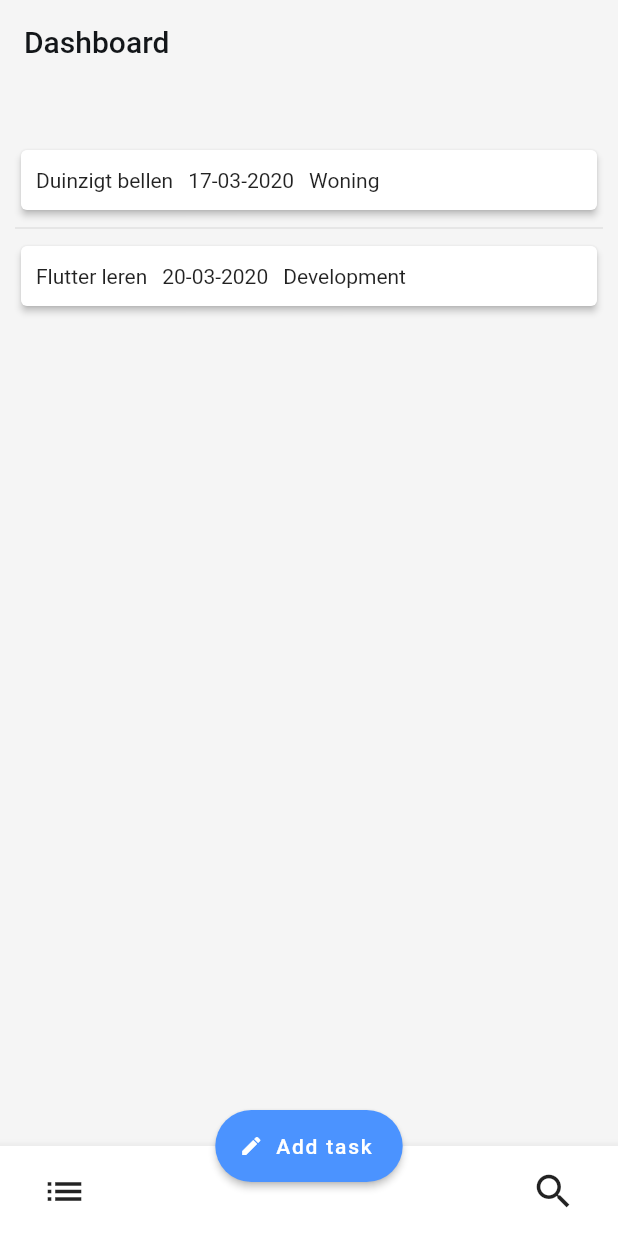
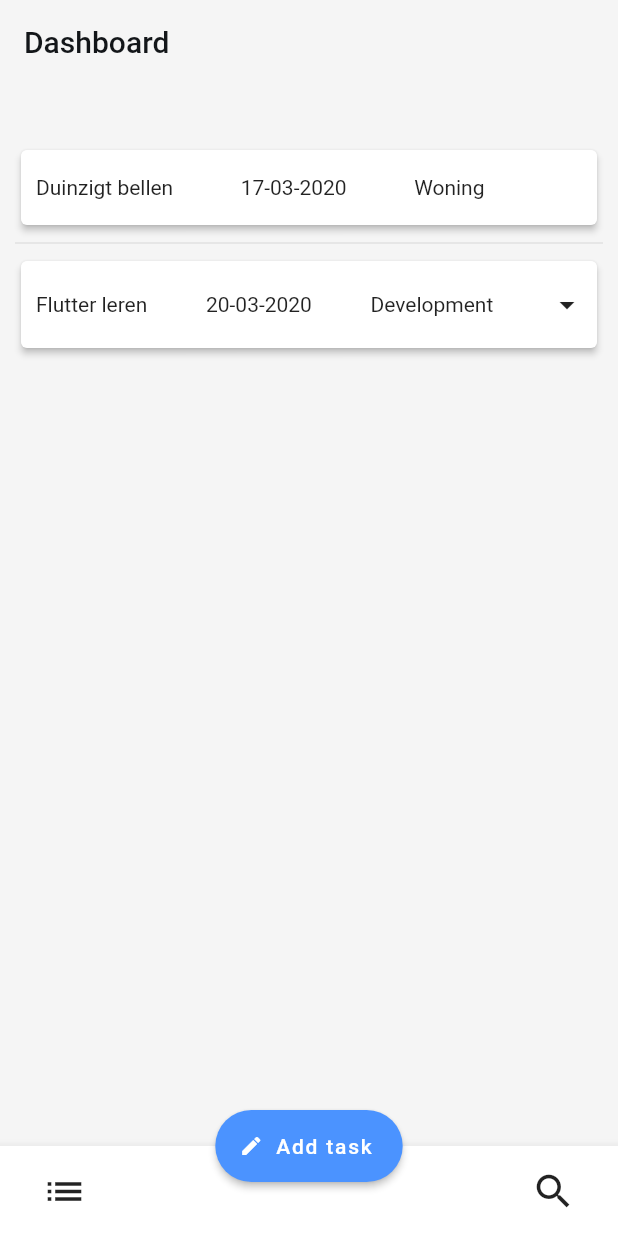
Before and after one commit to timlogemann/todo-flutter, a Flutter app: the screen it shows after launch, on a phone screen of 412 x 824 dp. Run offline on Flutter 3.47's test engine with Material 2 defaults, Android fonts, the phone set to English and light mode, and no system bars; our stand-ins replace bloc, equatable, flutter_bloc.

Commit message:
refactor Task widget

```diff
--- a/lib/widgets/task/task.dart
+++ b/lib/widgets/task/task.dart
@@ -3,7 +3,7 @@ import 'package:flutter/material.dart';
 import 'package:intl/intl.dart';
 import 'package:todone/models/index.dart' as Model;
 
-class Task extends StatelessWidget {
+class Task extends StatefulWidget {
   final GestureTapCallback onPressed;
 
   final Model.Task task;
@@ -11,61 +11,94 @@ class Task extends StatelessWidget {
   Task({@required this.onPressed, this.task});
 
   @override
+  _TaskState createState() => _TaskState();
+}
+
+class _TaskState extends State<Task> {
+  bool _isOpen = false;
+
+  _TaskState();
+
+  @override
+  void initState() {
+    super.initState();
+  }
+
+  @override
   Widget build(BuildContext context) {
     return GestureDetector(
-      onTap: onPressed,
+      onTap: widget.onPressed,
       child: Hero(
         transitionOnUserGestures: true,
-        tag: 'taskHero' + task.id.toString(),
+        tag: 'taskHero' + widget.task.id.toString(),
         child: Card(
-          child: Row(
-            children: <Widget>[
-              Column(
+          child: Container(
+            padding: EdgeInsets.all(5),
+            child: Column(children: <Widget>[
+              Row(
+                mainAxisAlignment: MainAxisAlignment.spaceBetween,
                 children: <Widget>[
                   Container(
                     child: Text(
-                      task.todo,
+                      widget.task.todo,
                     ),
-                    padding: EdgeInsets.symmetric(horizontal: 5, vertical: 12),
+                    padding: EdgeInsets.symmetric(vertical: 12),
                     margin: EdgeInsets.only(left: 5),
-                  )
+                  ),
+                  Container(
+                    child: Text(
+                      new DateFormat('dd-MM-yyyy').format(widget.task.dueDate),
+                    ),
+                    padding: EdgeInsets.symmetric(horizontal: 10, vertical: 12),
+                  ),
+                  Container(
+                    child: Text(
+                      widget.task.project,
+                    ),
+                    padding: EdgeInsets.symmetric(vertical: 12),
+                  ),
+                  _renderToggle(),
                 ],
               ),
-              Column(
-                children: <Widget>[
-                  Container(
-                    child: Text(
-                      new DateFormat('dd-MM-yyyy').format(task.dueDate),
-                    ),
-                    padding: EdgeInsets.symmetric(horizontal: 5, vertical: 12),
-                  )
-                ],
-              ),
-              Column(
-                children: <Widget>[
-                  Container(
-                    child: Text(
-                      task.project,
-                    ),
-                    padding: EdgeInsets.symmetric(horizontal: 5, vertical: 12),
-                  ),
-                ],
-              ),
-              // Column(
-              //   children: <Widget>[
-              //     Container(
-              //       child: Text(
-              //         task.note,
-              //       ),
-              //       padding: EdgeInsets.symmetric(horizontal: 5, vertical: 12),
-              //       margin: EdgeInsets.only(right: 5),
-              //     ),
-              //   ],
-              // ),
-            ],
+              Row(children: <Widget>[
+                _renderTaskDescription(),
+              ]),
+            ]),
           ),
         ),
       ),
     );
   }
+
+  Widget _renderToggle() {
+    if (widget.task.note == '') {
+      return Container(width: 35);
+    }
+
+    return Container(
+      width: 35,
+      child: IconButton(
+        icon: Icon(_isOpen ? Icons.arrow_drop_up : Icons.arrow_drop_down),
+        onPressed: () {
+          setState(() {
+            _isOpen = !_isOpen;
+          });
+        },
+      ),
+    );
+  }
+
+  Widget _renderTaskDescription() {
+    if (_isOpen) {
+      return Container(
+        child: Text(
+          widget.task.note,
+        ),
+        padding: EdgeInsets.symmetric(horizontal: 5, vertical: 12),
+        margin: EdgeInsets.only(right: 5),
+      );
+    }
+
+    return Container();
+  }
 }
```
